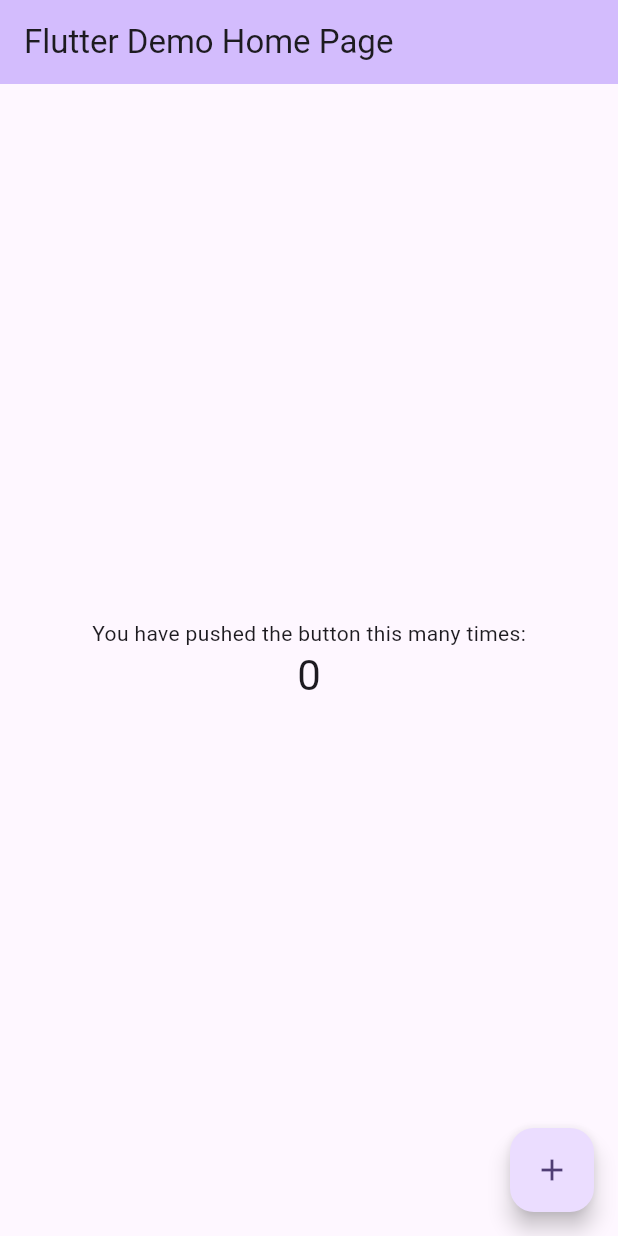
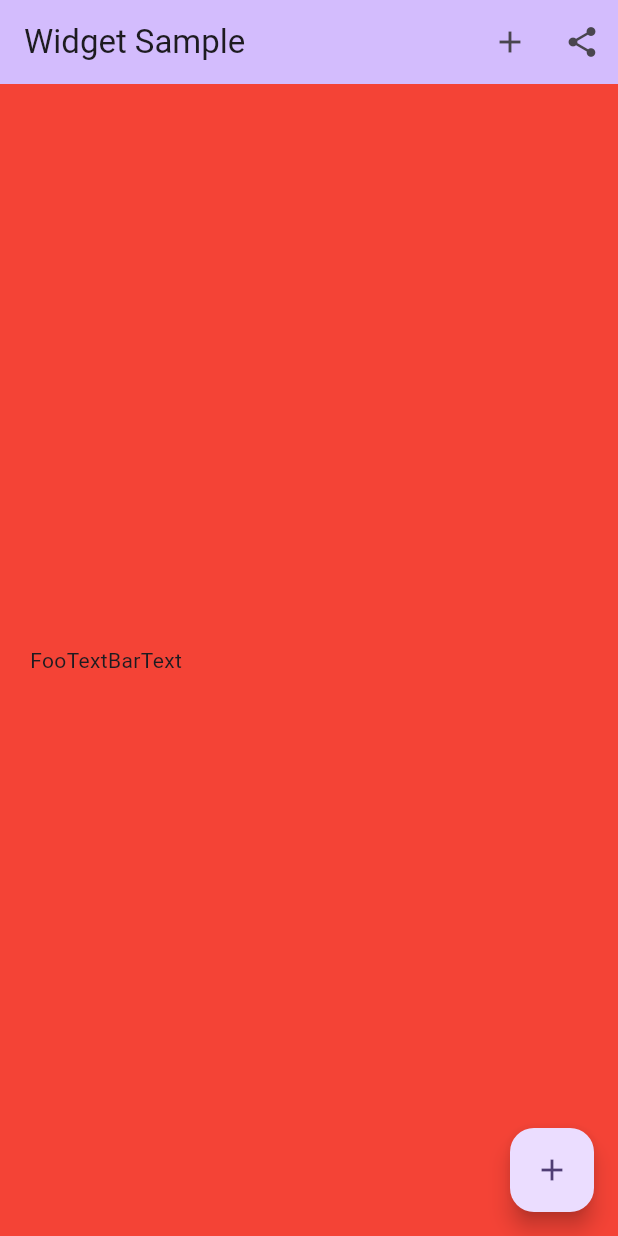
Before and after one commit to maeta187/flutter-basic-learning, a Flutter app: the screen it shows after launch, on a phone screen of 412 x 824 dp. Run offline on Flutter 3.47's test engine with Material 3 defaults, Android fonts, the light colour scheme and no system bars.

Commit message:
✨: Widgetの基礎学習

```diff
--- a/lib/main.dart
+++ b/lib/main.dart
@@ -1,3 +1,6 @@
+import 'dart:math';
+import 'dart:developer' as developer;
+
 import 'package:flutter/material.dart';
 
 void main() {
@@ -84,35 +87,80 @@
         backgroundColor: Theme.of(context).colorScheme.inversePrimary,
         // Here we take the value from the MyHomePage object that was created by
         // the App.build method, and use it to set our appbar title.
-        title: Text(widget.title),
+        title: Text('Widget Sample'),
+        actions: [
+          IconButton(
+            icon: const Icon(Icons.add),
+            onPressed: () {
+              developer.log('Add button pressed');
+              // Respond to icon press
+            },
+          ),
+          IconButton(
+            icon: const Icon(Icons.share),
+            onPressed: () {
+              developer.log('Share button pressed');
+              // Respond to icon press
+            },
+          ),
+        ],
       ),
       body: Center(
-        // Center is a layout widget. It takes a single child and positions it
-        // in the middle of the parent.
-        child: Column(
-          // Column is also a layout widget. It takes a list of children and
-          // arranges them vertically. By default, it sizes itself to fit its
-          // children horizontally, and tries to be as tall as its parent.
-          //
-          // Column has various properties to control how it sizes itself and
-          // how it positions its children. Here we use mainAxisAlignment to
-          // center the children vertically; the main axis here is the vertical
-          // axis because Columns are vertical (the cross axis would be
-          // horizontal).
-          //
-          // TRY THIS: Invoke "debug painting" (choose the "Toggle Debug Paint"
-          // action in the IDE, or press "p" in the console), to see the
-          // wireframe for each widget.
-          mainAxisAlignment: MainAxisAlignment.center,
-          children: <Widget>[
-            const Text(
-              'You have pushed the button this many times:',
+        // child: Column(
+        // mainAxisAlignment: MainAxisAlignment.start,
+        // children: <Widget>[
+        //   const Text(
+        //     'Foo',
+        //   ),
+        //   Text(
+        //     'Text',
+        //   ),
+        // ],
+        // mainAxisAlignment: MainAxisAlignment.center,
+        // children: <Widget>[
+        //   const Text(
+        //     'You have pushed the button this many times:',
+        //   ),
+        //   Text(
+        //     '$_counter',
+        //     style: Theme.of(context).textTheme.headlineMedium,
+        //   ),
+        // ],
+        // ),
+        // child: Row(
+        //   mainAxisAlignment: MainAxisAlignment.start,
+        //   children: <Widget>[
+        //     const Text(
+        //       'Bar',
+        //     ),
+        //     Text(
+        //       'Text',
+        //     ),
+        //   ],
+        // ),
+        child: Container(
+          color: Colors.red,
+          height: double.infinity,
+          child: Padding(
+            padding: const EdgeInsets.all(20.0),
+            child: Row(
+              mainAxisAlignment: MainAxisAlignment.start,
+              children: <Widget>[
+                const Text(
+                  'Foo',
+                ),
+                const Text(
+                  'Text',
+                ),
+                const Text(
+                  'Bar',
+                ),
+                const Text(
+                  'Text',
+                ),
+              ],
             ),
-            Text(
-              '$_counter',
-              style: Theme.of(context).textTheme.headlineMedium,
-            ),
-          ],
+          ),
         ),
       ),
       floatingActionButton: FloatingActionButton(
```
